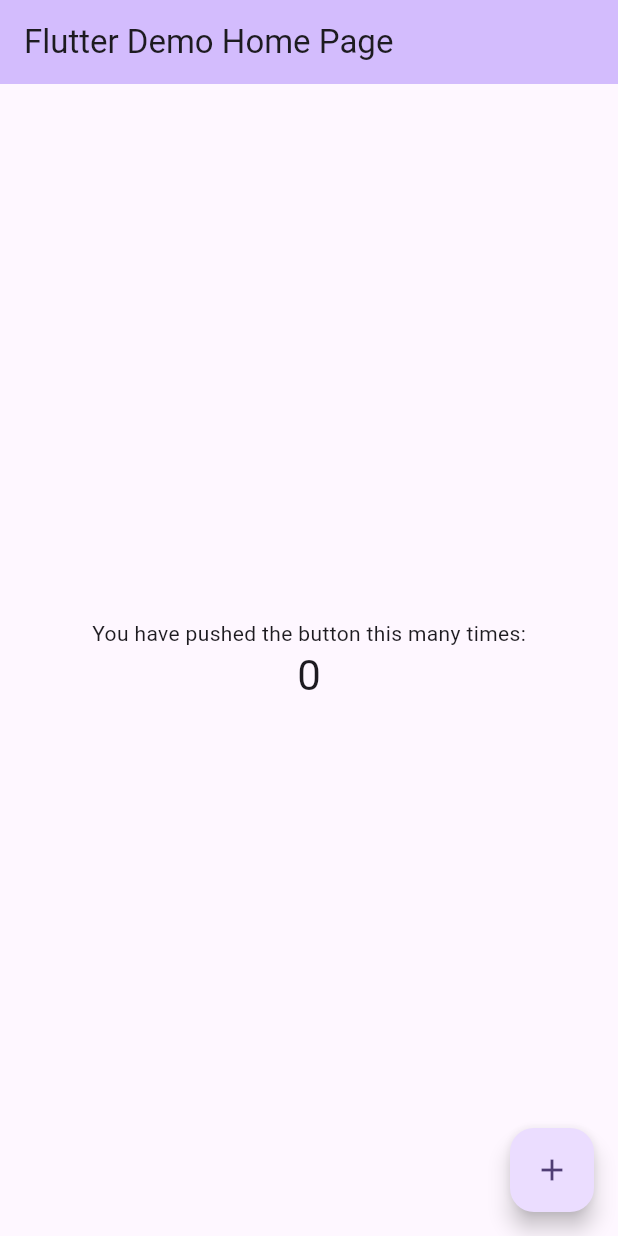
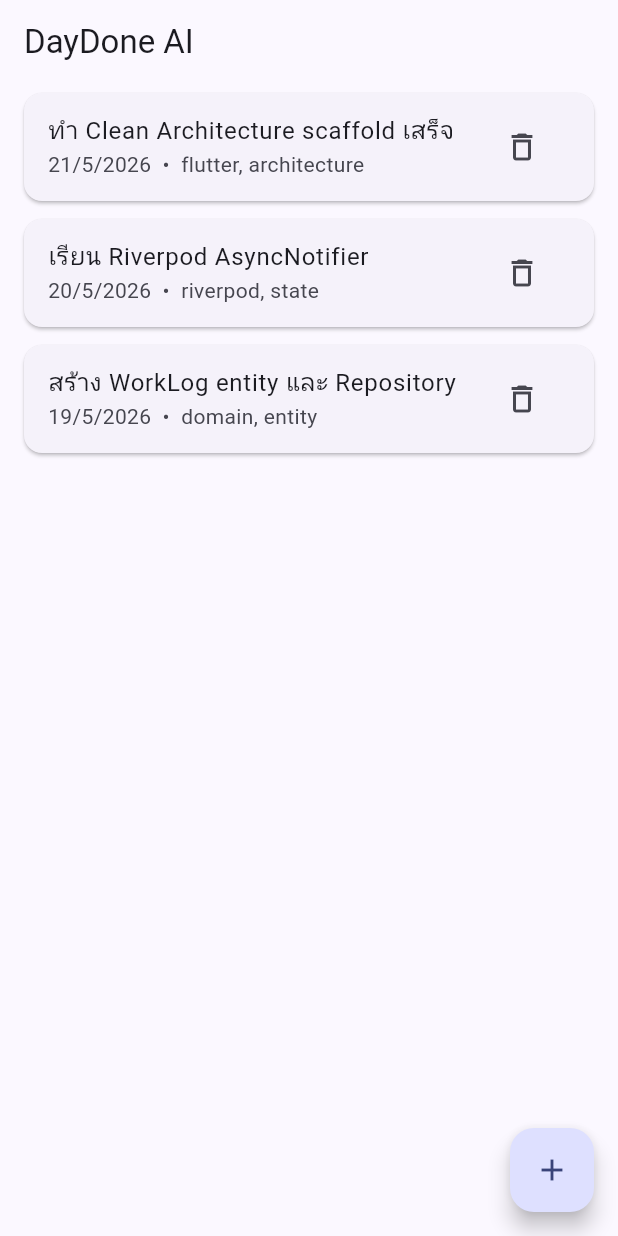
Before and after one commit to songponjay/daydone-ai, a Flutter app: the screen it shows after launch, on a phone screen of 412 x 824 dp. Run offline on Flutter 3.47's test engine with Material 3 defaults, Android fonts, the phone set to English and light mode, and no system bars; our stand-ins replace flutter_riverpod, riverpod_annotation; generated files the repository leaves out were written again.

Commit message:
Module 2: Riverpod AsyncNotifier + HomeScreen

```diff
--- a/lib/data/repositories/work_log_repository_impl.dart
+++ b/lib/data/repositories/work_log_repository_impl.dart
@@ -9,7 +9,7 @@ class WorkLogRepositoryImpl implements WorkLogRepository {
   }
 
   @override
-  Future<WorkLog> getById(int id) {
+  Future<WorkLog?> getById(int id) {
     // TODO: implement getById
     throw UnimplementedError();
   }
--- a/lib/main.dart
+++ b/lib/main.dart
@@ -1,122 +1,23 @@
 import 'package:flutter/material.dart';
+import 'package:flutter_riverpod/flutter_riverpod.dart';
+import 'presentation/screens/home_screen.dart';
 
 void main() {
-  runApp(const MyApp());
+  runApp(const ProviderScope(child: MyApp()));
 }
 
 class MyApp extends StatelessWidget {
   const MyApp({super.key});
 
-  // This widget is the root of your application.
   @override
   Widget build(BuildContext context) {
     return MaterialApp(
-      title: 'Flutter Demo',
+      title: 'DayDone AI',
       theme: ThemeData(
-        // This is the theme of your application.
-        //
-        // TRY THIS: Try running your application with "flutter run". You'll see
-        // the application has a purple toolbar. Then, without quitting the app,
-        // try changing the seedColor in the colorScheme below to Colors.green
-        // and then invoke "hot reload" (save your changes or press the "hot
-        // reload" button in a Flutter-supported IDE, or press "r" if you used
-        // the command line to start the app).
-        //
-        // Notice that the counter didn't reset back to zero; the application
-        // state is not lost during the reload. To reset the state, use hot
-        // restart instead.
-        //
-        // This works for code too, not just values: Most code changes can be
-        // tested with just a hot reload.
-        colorScheme: ColorScheme.fromSeed(seedColor: Colors.deepPurple),
+        colorScheme: ColorScheme.fromSeed(seedColor: Colors.indigo),
+        useMaterial3: true,
       ),
-      home: const MyHomePage(title: 'Flutter Demo Home Page'),
+      home: const HomeScreen(),
     );
   }
 }
-
-class MyHomePage extends StatefulWidget {
-  const MyHomePage({super.key, required this.title});
-
-  // This widget is the home page of your application. It is stateful, meaning
-  // that it has a State object (defined below) that contains fields that affect
-  // how it looks.
-
-  // This class is the configuration for the state. It holds the values (in this
-  // case the title) provided by the parent (in this case the App widget) and
-  // used by the build method of the State. Fields in a Widget subclass are
-  // always marked "final".
-
-  final String title;
-
-  @override
-  State<MyHomePage> createState() => _MyHomePageState();
-}
-
-class _MyHomePageState extends State<MyHomePage> {
-  int _counter = 0;
-
-  void _incrementCounter() {
-    setState(() {
-      // This call to setState tells the Flutter framework that something has
-      // changed in this State, which causes it to rerun the build method below
-      // so that the display can reflect the updated values. If we changed
-      // _counter without calling setState(), then the build method would not be
-      // called again, and so nothing would appear to happen.
-      _counter++;
-    });
-  }
-
-  @override
-  Widget build(BuildContext context) {
-    // This method is rerun every time setState is called, for instance as done
-    // by the _incrementCounter method above.
-    //
-    // The Flutter framework has been optimized to make rerunning build methods
-    // fast, so that you can just rebuild anything that needs updating rather
-    // than having to individually change instances of widgets.
-    return Scaffold(
-      appBar: AppBar(
-        // TRY THIS: Try changing the color here to a specific color (to
-        // Colors.amber, perhaps?) and trigger a hot reload to see the AppBar
-        // change color while the other colors stay the same.
-        backgroundColor: Theme.of(context).colorScheme.inversePrimary,
-        // Here we take the value from the MyHomePage object that was created by
-        // the App.build method, and use it to set our appbar title.
-        title: Text(widget.title),
-      ),
-      body: Center(
-        // Center is a layout widget. It takes a single child and positions it
-        // in the middle of the parent.
-        child: Column(
-          // Column is also a layout widget. It takes a list of children and
-          // arranges them vertically. By default, it sizes itself to fit its
-          // children horizontally, and tries to be as tall as its parent.
-          //
-          // Column has various properties to control how it sizes itself and
-          // how it positions its children. Here we use mainAxisAlignment to
-          // center the children vertically; the main axis here is the vertical
-          // axis because Columns are vertical (the cross axis would be
-          // horizontal).
-          //
-          // TRY THIS: Invoke "debug painting" (choose the "Toggle Debug Paint"
-          // action in the IDE, or press "p" in the console), to see the
-          // wireframe for each widget.
-          mainAxisAlignment: MainAxisAlignment.center,
-          children: <Widget>[
-            const Text('You have pushed the button this many times:'),
-            Text(
-              '$_counter',
-              style: Theme.of(context).textTheme.headlineMedium,
-            ),
-          ],
-        ),
-      ),
-      floatingActionButton: FloatingActionButton(
-        onPressed: _incrementCounter,
-        tooltip: 'Increment',
-        child: const Icon(Icons.add),
-      ), // This trailing comma makes auto-formatting nicer for build methods.
-    );
-  }
-}
--- /dev/null
+++ b/lib/presentation/providers/work_log_notifier.dart
@@ -0,0 +1,41 @@
+import 'package:riverpod_annotation/riverpod_annotation.dart';
+import '../../domain/entities/work_log.dart';
+
+part 'work_log_notifier.g.dart';
+
+@riverpod
+class WorkLogNotifier extends _$WorkLogNotifier {
+  @override
+  Future<List<WorkLog>> build() async {
+    return [
+      WorkLog(
+        id: '1',
+        date: DateTime(2026, 5, 21),
+        content: 'ทำ Clean Architecture scaffold เสร็จ',
+        tags: ['flutter', 'architecture'],
+      ),
+      WorkLog(
+        id: '2',
+        date: DateTime(2026, 5, 20),
+        content: 'เรียน Riverpod AsyncNotifier',
+        tags: ['riverpod', 'state'],
+      ),
+      WorkLog(
+        id: '3',
+        date: DateTime(2026, 5, 19),
+        content: 'สร้าง WorkLog entity และ Repository',
+        tags: ['domain', 'entity'],
+      ),
+    ];
+  }
+
+  Future<void> addLog(WorkLog log) async {
+    final current = await future;
+    state = AsyncData([log, ...current]);
+  }
+
+  Future<void> deleteLog(String id) async {
+    final current = await future;
+    state = AsyncData(current.where((log) => log.id != id).toList());
+  }
+}
--- /dev/null
+++ b/lib/presentation/screens/home_screen.dart
@@ -0,0 +1,70 @@
+import 'package:flutter/material.dart';
+import 'package:flutter_riverpod/flutter_riverpod.dart';
+import '../../domain/entities/work_log.dart';
+import '../providers/work_log_notifier.dart';
+
+class HomeScreen extends ConsumerWidget {
+  const HomeScreen({super.key});
+
+  @override
+  Widget build(BuildContext context, WidgetRef ref) {
+    final logsAsync = ref.watch(workLogNotifierProvider);
+
+    return Scaffold(
+      appBar: AppBar(title: const Text('DayDone AI')),
+      body: logsAsync.when(
+        loading: () => const Center(child: CircularProgressIndicator()),
+        error: (e, _) => Center(
+          child: Column(
+            mainAxisSize: MainAxisSize.min,
+            children: [
+              Text('โหลดไม่ได้: $e'),
+              const SizedBox(height: 12),
+              ElevatedButton(
+                onPressed: () => ref.invalidate(workLogNotifierProvider),
+                child: const Text('ลองใหม่'),
+              ),
+            ],
+          ),
+        ),
+        data: (logs) => logs.isEmpty
+            ? const Center(child: Text('ยังไม่มี log — กด + เพื่อเพิ่ม'))
+            : ListView.builder(
+                itemCount: logs.length,
+                itemBuilder: (context, index) {
+                  final log = logs[index];
+                  return Card(
+                    margin: const EdgeInsets.symmetric(horizontal: 16, vertical: 6),
+                    child: ListTile(
+                      title: Text(log.content),
+                      subtitle: Text(
+                        '${log.date.day}/${log.date.month}/${log.date.year}  •  ${log.tags.join(', ')}',
+                      ),
+                      trailing: IconButton(
+                        icon: const Icon(Icons.delete_outline),
+                        onPressed: () => ref
+                            .read(workLogNotifierProvider.notifier)
+                            .deleteLog(log.id),
+                      ),
+                    ),
+                  );
+                },
+              ),
+      ),
+      floatingActionButton: FloatingActionButton(
+        onPressed: () => _addMockLog(ref),
+        child: const Icon(Icons.add),
+      ),
+    );
+  }
+
+  void _addMockLog(WidgetRef ref) {
+    final log = WorkLog(
+      id: DateTime.now().millisecondsSinceEpoch.toString(),
+      date: DateTime.now(),
+      content: 'log ใหม่ ${DateTime.now().hour}:${DateTime.now().minute}',
+      tags: ['new'],
+    );
+    ref.read(workLogNotifierProvider.notifier).addLog(log);
+  }
+}
```
Also changed, not shown: pubspec.yaml (+4 -9 lines), lib/presentation/providers/work_log_notifier.g.dart (added), pubspec.lock.
